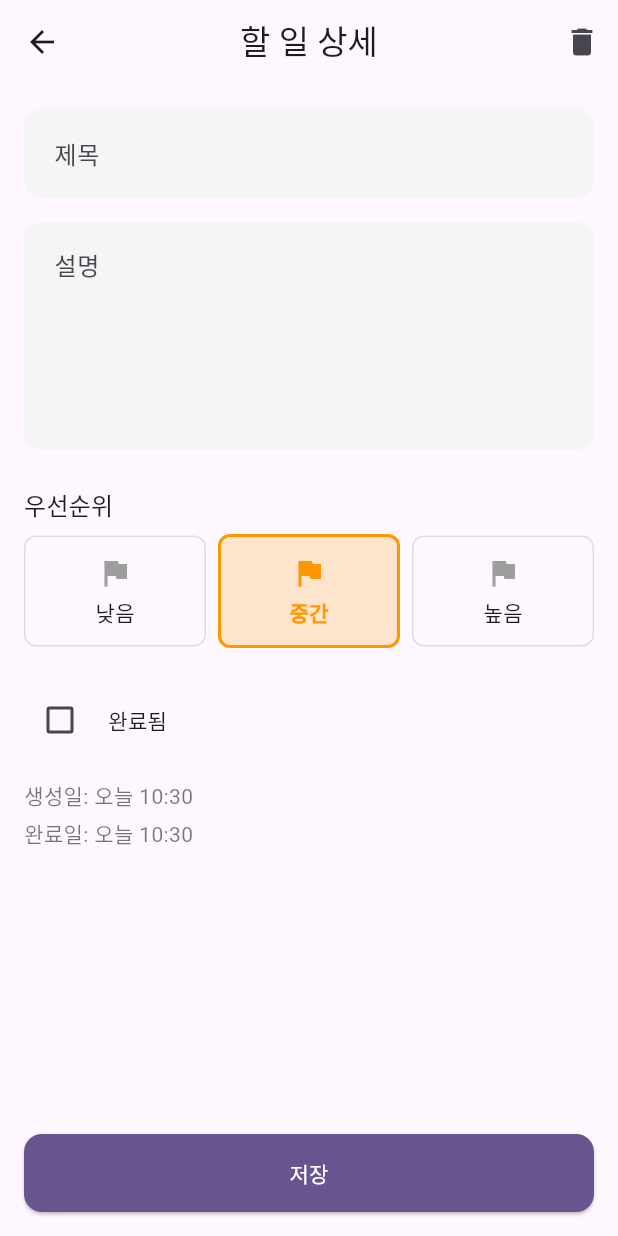
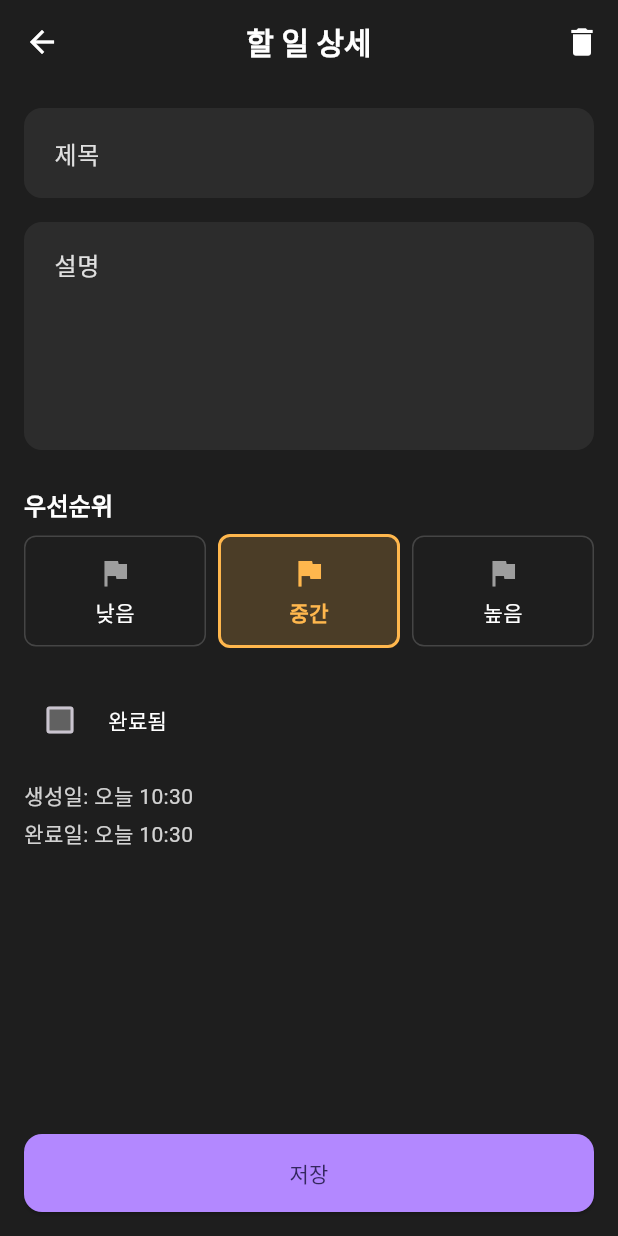
Before and after one commit to hippieperm/todo-list, a Flutter app: the TodoDetailView screen opened directly with empty values, on a phone screen of 412 x 824 dp. Run offline on Flutter 3.47's test engine with Material 3 defaults, Android fonts, the phone set to English and light mode, and no system bars; our stand-ins replace flutter_slidable, shared_preferences, sqflite; accounts and stored records are empty.

Commit message:
테마 관련 수정: 다크 모드 기본 설정 변경 및 UI 요소에 다크 모드 적용, 색상 조정으로 사용자 경험 개선

```diff
--- a/lib/utils/app_theme.dart
+++ b/lib/utils/app_theme.dart
@@ -43,20 +43,44 @@ class AppTheme {
   static ThemeData darkTheme = ThemeData(
     useMaterial3: true,
     colorScheme: ColorScheme.fromSeed(
-      seedColor: Colors.deepPurple,
+      seedColor: Colors.deepPurpleAccent,
       brightness: Brightness.dark,
+      onSurface: Colors.white,
+      onBackground: Colors.white,
+      surface: const Color(0xFF1E1E1E),
+      background: const Color(0xFF121212),
+      primary: Colors.deepPurpleAccent.shade100,
+      secondary: Colors.purpleAccent.shade100,
     ),
-    appBarTheme: const AppBarTheme(centerTitle: true, elevation: 0),
+    appBarTheme: AppBarTheme(
+      centerTitle: true,
+      elevation: 0,
+      backgroundColor: const Color(0xFF1E1E1E),
+      foregroundColor: Colors.white,
+      titleTextStyle: const TextStyle(
+        color: Colors.white,
+        fontSize: 20,
+        fontWeight: FontWeight.bold,
+      ),
+      iconTheme: const IconThemeData(
+        color: Colors.white,
+      ),
+    ),
     cardTheme: CardThemeData(
       elevation: 2,
       margin: const EdgeInsets.symmetric(horizontal: 16, vertical: 8),
+      color: const Color(0xFF2C2C2C),
     ),
     floatingActionButtonTheme: const FloatingActionButtonThemeData(
       elevation: 4,
+      backgroundColor: Colors.deepPurpleAccent,
+      foregroundColor: Colors.white,
     ),
     inputDecorationTheme: InputDecorationTheme(
       filled: true,
-      fillColor: Colors.grey.shade800,
+      fillColor: const Color(0xFF2C2C2C),
+      hintStyle: TextStyle(color: Colors.grey.shade400),
+      labelStyle: TextStyle(color: Colors.grey.shade300),
       border: OutlineInputBorder(
         borderRadius: BorderRadius.circular(12),
         borderSide: BorderSide.none,
@@ -74,8 +98,49 @@ class AppTheme {
     elevatedButtonTheme: ElevatedButtonThemeData(
       style: ElevatedButton.styleFrom(
         padding: const EdgeInsets.symmetric(horizontal: 24, vertical: 12),
-        shape: RoundedRectangleBorder(borderRadius: BorderRadius.circular(12)),
+        shape: RoundedRectangleBorder(
+          borderRadius: BorderRadius.circular(12),
+        ),
+        backgroundColor: Colors.deepPurpleAccent,
+        foregroundColor: Colors.white,
       ),
+    ),
+    textTheme: const TextTheme(
+      bodyLarge: TextStyle(color: Colors.white),
+      bodyMedium: TextStyle(color: Colors.white),
+      bodySmall: TextStyle(color: Colors.white70),
+      titleLarge: TextStyle(color: Colors.white, fontWeight: FontWeight.bold),
+      titleMedium: TextStyle(color: Colors.white, fontWeight: FontWeight.bold),
+      titleSmall: TextStyle(color: Colors.white, fontWeight: FontWeight.bold),
+      headlineLarge: TextStyle(color: Colors.white, fontWeight: FontWeight.bold),
+      headlineMedium: TextStyle(color: Colors.white, fontWeight: FontWeight.bold),
+      headlineSmall: TextStyle(color: Colors.white, fontWeight: FontWeight.bold),
+    ),
+    checkboxTheme: CheckboxThemeData(
+      fillColor: MaterialStateProperty.resolveWith<Color>((states) {
+        if (states.contains(MaterialState.selected)) {
+          return Colors.deepPurpleAccent;
+        }
+        return Colors.grey.shade700;
+      }),
+      checkColor: MaterialStateProperty.all(Colors.white),
+    ),
+    switchTheme: SwitchThemeData(
+      thumbColor: MaterialStateProperty.resolveWith<Color>((states) {
+        if (states.contains(MaterialState.selected)) {
+          return Colors.deepPurpleAccent;
+        }
+        return Colors.grey.shade400;
+      }),
+      trackColor: MaterialStateProperty.resolveWith<Color>((states) {
+        if (states.contains(MaterialState.selected)) {
+          return Colors.deepPurpleAccent.withOpacity(0.5);
+        }
+        return Colors.grey.shade700;
+      }),
+    ),
+    iconTheme: const IconThemeData(
+      color: Colors.white,
     ),
   );
 }
--- a/lib/viewmodels/theme_viewmodel.dart
+++ b/lib/viewmodels/theme_viewmodel.dart
@@ -2,7 +2,7 @@ import 'package:flutter/material.dart';
 import 'package:shared_preferences/shared_preferences.dart';
 
 class ThemeViewModel extends ChangeNotifier {
-  ThemeMode _themeMode = ThemeMode.system;
+  ThemeMode _themeMode = ThemeMode.dark;
 
   ThemeMode get themeMode => _themeMode;
 
@@ -14,7 +14,7 @@ class ThemeViewModel extends ChangeNotifier {
 
   Future<void> _loadThemeMode() async {
     final prefs = await SharedPreferences.getInstance();
-    final themeModeIndex = prefs.getInt('themeMode') ?? 0;
+    final themeModeIndex = prefs.getInt('themeMode') ?? 2;
     _themeMode = ThemeMode.values[themeModeIndex];
     notifyListeners();
   }
--- a/lib/views/todo_detail_view.dart
+++ b/lib/views/todo_detail_view.dart
@@ -2,6 +2,7 @@ import 'package:flutter/material.dart';
 import 'package:provider/provider.dart';
 import 'package:todo/models/todo_model.dart';
 import 'package:todo/utils/date_formatter.dart';
+import 'package:todo/viewmodels/theme_viewmodel.dart';
 import 'package:todo/viewmodels/todo_viewmodel.dart';
 
 class TodoDetailView extends StatefulWidget {
@@ -40,24 +41,7 @@ class _TodoDetailViewState extends State<TodoDetailView> {
   @override
   Widget build(BuildContext context) {
     final colorScheme = Theme.of(context).colorScheme;
-
-    // 우선순위에 따른 색상
-    Color priorityColor;
-    String priorityText;
-
-    switch (_priority) {
-      case 1:
-        priorityColor = Colors.green;
-        priorityText = '낮음';
-        break;
-      case 3:
-        priorityColor = Colors.red;
-        priorityText = '높음';
-        break;
-      default:
-        priorityColor = Colors.orange;
-        priorityText = '중간';
-    }
+    final isDarkMode = Provider.of<ThemeViewModel>(context).isDarkMode;
 
     return Scaffold(
       appBar: AppBar(
@@ -103,11 +87,26 @@ class _TodoDetailViewState extends State<TodoDetailView> {
             const SizedBox(height: 8),
             Row(
               children: [
-                _buildPriorityButton(context, '낮음', 1, Colors.green),
+                _buildPriorityButton(
+                  context,
+                  '낮음',
+                  1,
+                  isDarkMode ? Colors.green.shade300 : Colors.green,
+                ),
                 const SizedBox(width: 8),
-                _buildPriorityButton(context, '중간', 2, Colors.orange),
+                _buildPriorityButton(
+                  context,
+                  '중간',
+                  2,
+                  isDarkMode ? Colors.orange.shade300 : Colors.orange,
+                ),
                 const SizedBox(width: 8),
-                _buildPriorityButton(context, '높음', 3, Colors.red),
+                _buildPriorityButton(
+                  context,
+                  '높음',
+                  3,
+                  isDarkMode ? Colors.red.shade300 : Colors.red,
+                ),
               ],
             ),
             const SizedBox(height: 24),
@@ -133,7 +132,11 @@ class _TodoDetailViewState extends State<TodoDetailView> {
             if (widget.todo.createdAt != null)
               Text(
                 '생성일: ${DateFormatter.formatDate(widget.todo.createdAt)}',
-                style: TextStyle(color: colorScheme.onSurface.withOpacity(0.6)),
+                style: TextStyle(
+                  color: isDarkMode
+                      ? colorScheme.onSurface.withOpacity(0.8)
+                      : colorScheme.onSurface.withOpacity(0.6),
+                ),
               ),
             if (widget.todo.completedAt != null)
               Padding(
@@ -141,7 +144,9 @@ class _TodoDetailViewState extends State<TodoDetailView> {
                 child: Text(
                   '완료일: ${DateFormatter.formatDate(widget.todo.completedAt!)}',
                   style: TextStyle(
-                    color: colorScheme.onSurface.withOpacity(0.6),
+                    color: isDarkMode
+                        ? colorScheme.onSurface.withOpacity(0.8)
+                        : colorScheme.onSurface.withOpacity(0.6),
                   ),
                 ),
               ),
```
Also changed, not shown: lib/views/todo_add_view.dart (+20 -3 lines), lib/views/todo_list_view.dart (+13 -7 lines).
